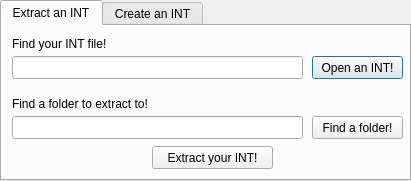
Before: the Qt Designer form QtGUI/pwf2int.ui in pahaze/pwf2tools-cpp, drawn with Qt 5.
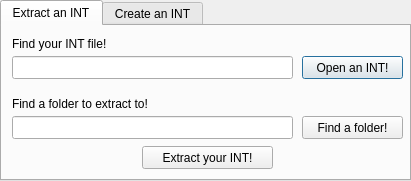
After: the same form once the commit is applied. Icons and pictures are not drawn.

Patch:
```diff
--- a/QtGUI/pwf2int.ui
+++ b/QtGUI/pwf2int.ui
@@ -57,9 +57,9 @@
     <widget class="QPushButton" name="openIntExt">
      <property name="geometry">
       <rect>
-       <x>310</x>
+       <x>300</x>
        <y>30</y>
-       <width>91</width>
+       <width>101</width>
        <height>23</height>
       </rect>
      </property>
@@ -75,7 +75,7 @@
       <rect>
        <x>10</x>
        <y>30</y>
-       <width>291</width>
+       <width>281</width>
        <height>23</height>
       </rect>
      </property>
@@ -85,7 +85,7 @@
       <rect>
        <x>10</x>
        <y>10</y>
-       <width>291</width>
+       <width>391</width>
        <height>16</height>
       </rect>
      </property>
@@ -98,7 +98,7 @@
       <rect>
        <x>10</x>
        <y>70</y>
-       <width>291</width>
+       <width>391</width>
        <height>16</height>
       </rect>
      </property>
@@ -114,7 +114,7 @@
       <rect>
        <x>10</x>
        <y>90</y>
-       <width>291</width>
+       <width>281</width>
        <height>23</height>
       </rect>
      </property>
@@ -122,9 +122,9 @@
     <widget class="QPushButton" name="openFolderExt">
      <property name="geometry">
       <rect>
-       <x>310</x>
+       <x>300</x>
        <y>90</y>
-       <width>91</width>
+       <width>101</width>
        <height>23</height>
       </rect>
      </property>
@@ -135,9 +135,9 @@
     <widget class="QPushButton" name="RunExtButt">
      <property name="geometry">
       <rect>
-       <x>150</x>
+       <x>140</x>
        <y>120</y>
-       <width>121</width>
+       <width>131</width>
        <height>23</height>
       </rect>
      </property>
```
Left out of the diff: 52 changed lines with no effect on the pictures.
